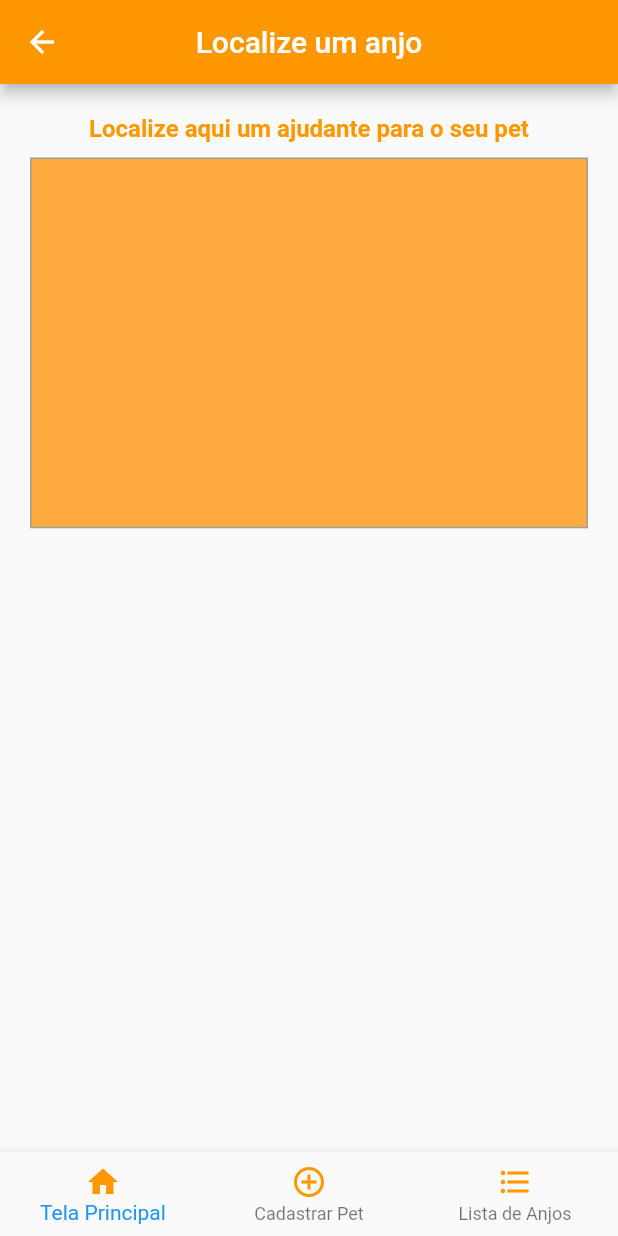
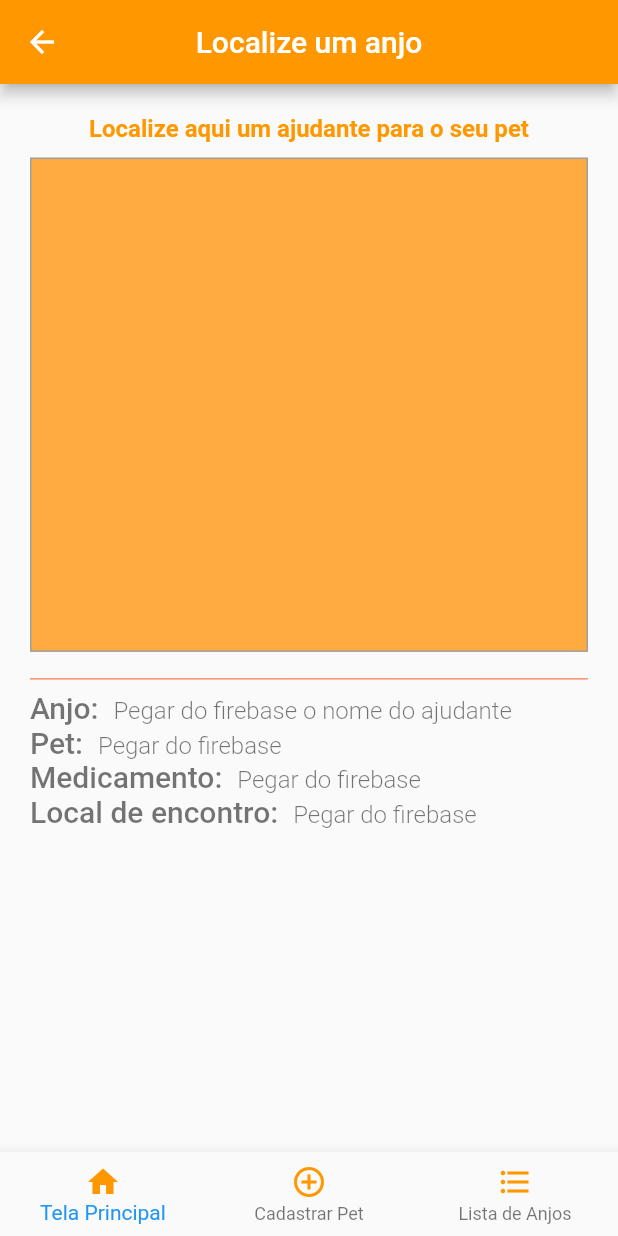
Before and after one commit to GanaxXD/PetCare, a Flutter app: the LoggedScreen screen opened directly, on a phone screen of 412 x 824 dp. Run offline on Flutter 3.47's test engine with Material 2 defaults, Android fonts, the light colour scheme and no system bars.

Commit message:
Primeira Tela - scopo concluído

```diff
--- a/lib/logged_pages/principal_screen.dart
+++ b/lib/logged_pages/principal_screen.dart
@@ -11,6 +11,7 @@ class _PrincipalState extends State<Principal> {
     return Container(
         padding: const EdgeInsets.all(10),
         margin: const EdgeInsets.all(10),
+        child: SingleChildScrollView(
           child: Column(
             crossAxisAlignment: CrossAxisAlignment.center,
             children: <Widget>[
@@ -23,14 +24,82 @@ class _PrincipalState extends State<Principal> {
               SizedBox(height: 10,),
               //No lugar desse container ficará o mapa
               Container(
-            height: MediaQuery.of(context).size.height*0.3,
+                height: MediaQuery.of(context).size.height*0.4,
                 decoration: BoxDecoration(
                   border: Border.all(color: Colors.grey),
                   color: Colors.orangeAccent,
                 ),
               ),
 
+              SizedBox(height: 10,),
+
+              //Informações do objeto selecionado
+              Divider(color: Colors.deepOrange,),
+              Row(
+                crossAxisAlignment: CrossAxisAlignment.start,
+                children: <Widget>[
+                  Text("Anjo:", style: TextStyle(
+                    color: Colors.black54, fontSize: 20, fontWeight: FontWeight.w500,
+                  ),),
+
+                  Padding(
+                    padding: const EdgeInsets.only(left: 10.0, top: 4),
+                    child: Text("Pegar do firebase o nome do ajudante", style: TextStyle(
+                      color: Colors.black54, fontSize: 16, fontWeight: FontWeight.w300,
+                    ), overflow: TextOverflow.ellipsis,),
+                  ),
                 ],
+              ),
+
+              Row(
+                crossAxisAlignment: CrossAxisAlignment.start,
+                children: <Widget>[
+                  Text("Pet:", style: TextStyle(
+                    color: Colors.black54, fontSize: 20, fontWeight: FontWeight.w500,
+                  ),),
+
+                  Padding(
+                    padding: const EdgeInsets.only(left: 10.0, top: 4),
+                    child: Text("Pegar do firebase", style: TextStyle(
+                      color: Colors.black54, fontSize: 16, fontWeight: FontWeight.w300,
+                    ), overflow: TextOverflow.ellipsis,),
+                  ),
+                ],
+              ),
+
+              Row(
+                crossAxisAlignment: CrossAxisAlignment.start,
+                children: <Widget>[
+                  Text("Medicamento:", style: TextStyle(
+                    color: Colors.black54, fontSize: 20, fontWeight: FontWeight.w500,
+                  ),),
+
+                  Padding(
+                    padding: const EdgeInsets.only(left: 10.0, top: 4),
+                    child: Text("Pegar do firebase", style: TextStyle(
+                      color: Colors.black54, fontSize: 16, fontWeight: FontWeight.w300,
+                    ), overflow: TextOverflow.ellipsis,),
+                  ),
+                ],
+              ),
+
+              Row(
+                crossAxisAlignment: CrossAxisAlignment.start,
+                children: <Widget>[
+                  Text("Local de encontro:", style: TextStyle(
+                    color: Colors.black54, fontSize: 20, fontWeight: FontWeight.w500,
+                  ),),
+
+                  Padding(
+                    padding: const EdgeInsets.only(left: 10.0, top: 4),
+                    child: Text("Pegar do firebase", style: TextStyle(
+                      color: Colors.black54, fontSize: 16, fontWeight: FontWeight.w300,
+                    ), overflow: TextOverflow.ellipsis,),
+                  ),
+                ],
+              ),
+            ],
+          ),
         ),
       );
   }
```
Lines whose indentation alone changed are shown as unchanged.
